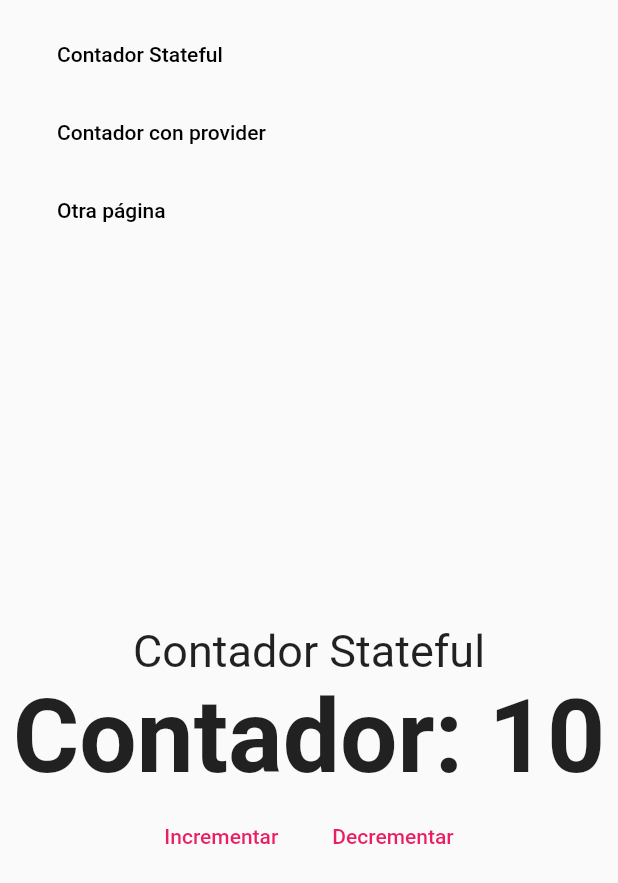
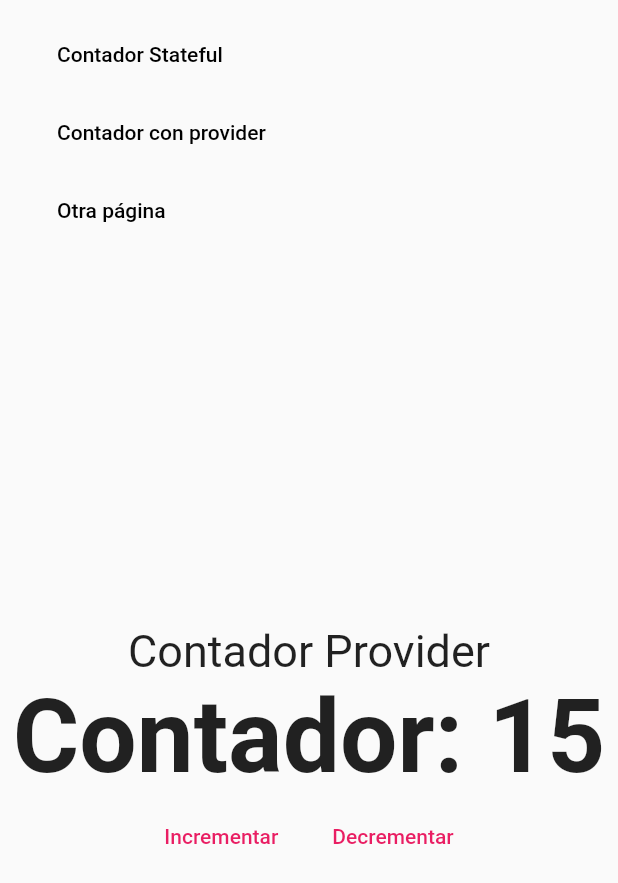
Before and after one commit to JosueHernandezR/flutter_web, a Flutter app: the screen it shows after launch, after a tap on "Contador con provider", on a phone screen of 412 x 824 dp. Shown: the top 883 px of the screen. Run offline on Flutter 3.47's test engine with Material 2 defaults, Android fonts, the light colour scheme and no system bars; our stand-ins replace fluro, get_it.

Commit message:
Definiendo las rutas y transiciones

```diff
--- a/bases_web/lib/router/router.dart
+++ b/bases_web/lib/router/router.dart
@@ -1,3 +1,4 @@
+import 'package:bases_web/ui/views/counter_provider_view.dart';
 import 'package:bases_web/ui/views/counter_view.dart';
 import 'package:fluro/fluro.dart';
 
@@ -8,6 +9,19 @@ class Flurorouter {
     router.define(
       '/',
       handler: _counterHandler,
+      transitionType: TransitionType.fadeIn,
+    );
+
+    router.define(
+      '/stateful',
+      handler: _counterHandler,
+      transitionType: TransitionType.fadeIn,
+    );
+
+    router.define(
+      '/provider',
+      handler: _counterProviderHandler,
+      transitionType: TransitionType.fadeIn,
     );
   }
 
@@ -15,4 +29,7 @@ class Flurorouter {
   static Handler _counterHandler = Handler(
     handlerFunc: (context, params) => CounterView(),
   );
+  static Handler _counterProviderHandler = Handler(
+    handlerFunc: (context, params) => CounterProviderView(),
+  );
 }
```
